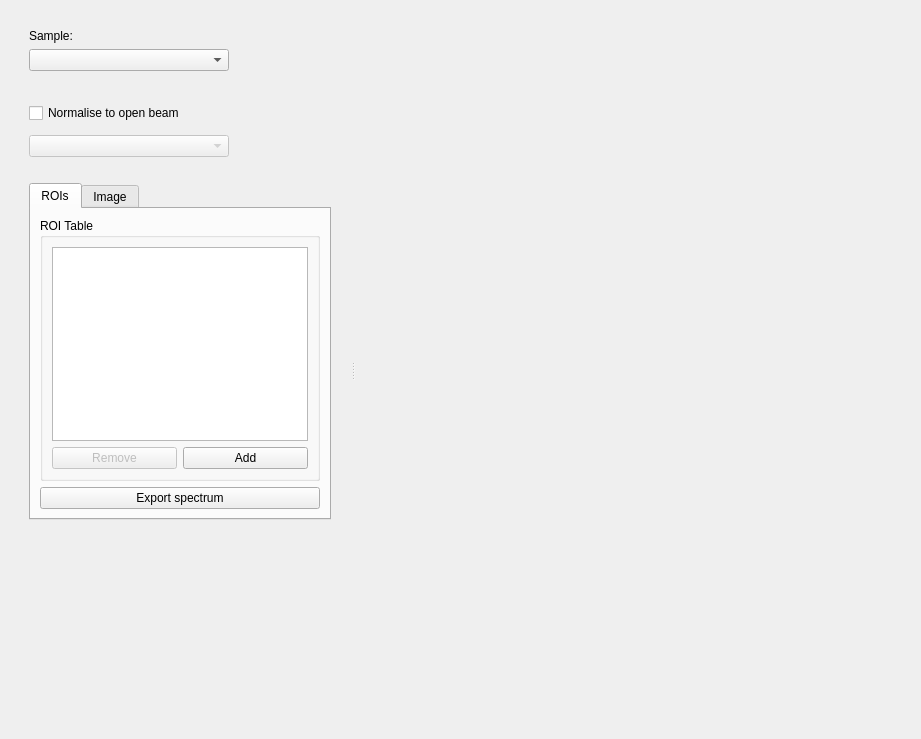
First picture: the form in mantidimaging/gui/ui/spectrum_viewer.ui, repository mantidproject/mantidimaging, before the edit.
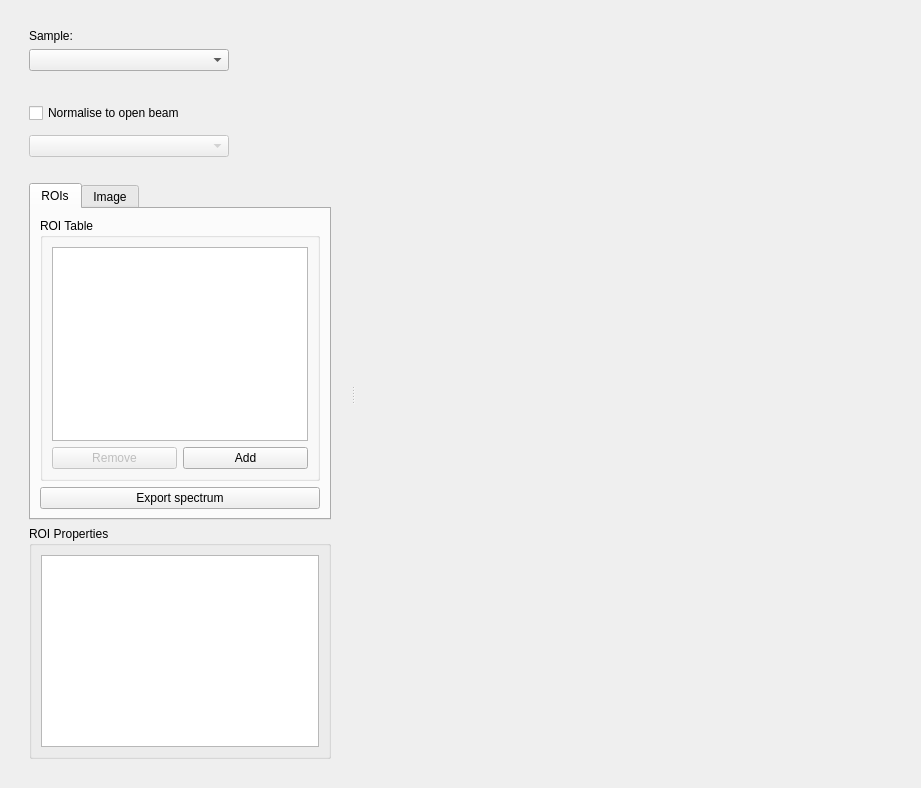
Second picture: the form after the edit. Custom widgets are drawn as their Qt base class.

Commit message: properties table and nearly functioning

Diff of the .ui file:
```diff
--- a/mantidimaging/gui/ui/spectrum_viewer.ui
+++ b/mantidimaging/gui/ui/spectrum_viewer.ui
@@ -351,20 +351,22 @@
          </widget>
         </item>
         <item>
-         <spacer name="verticalSpacer">
-          <property name="orientation">
-           <enum>Qt::Vertical</enum>
+         <widget class="QGroupBox" name="groupBox">
+          <property name="sizePolicy">
+           <sizepolicy hsizetype="Expanding" vsizetype="Expanding">
+            <horstretch>0</horstretch>
+            <verstretch>0</verstretch>
+           </sizepolicy>
           </property>
-          <property name="sizeType">
-           <enum>QSizePolicy::MinimumExpanding</enum>
+          <property name="title">
+           <string>ROI Properties</string>
           </property>
-          <property name="sizeHint" stdset="0">
-           <size>
-            <width>20</width>
-            <height>20</height>
-           </size>
-          </property>
-         </spacer>
+          <layout class="QVBoxLayout" name="verticalLayout_7">
+           <item>
+            <widget class="QTableWidget" name="roiPropertiesTableWidget"/>
+           </item>
+          </layout>
+         </widget>
         </item>
        </layout>
       </widget>
```
The commit also changes 1 other file.
